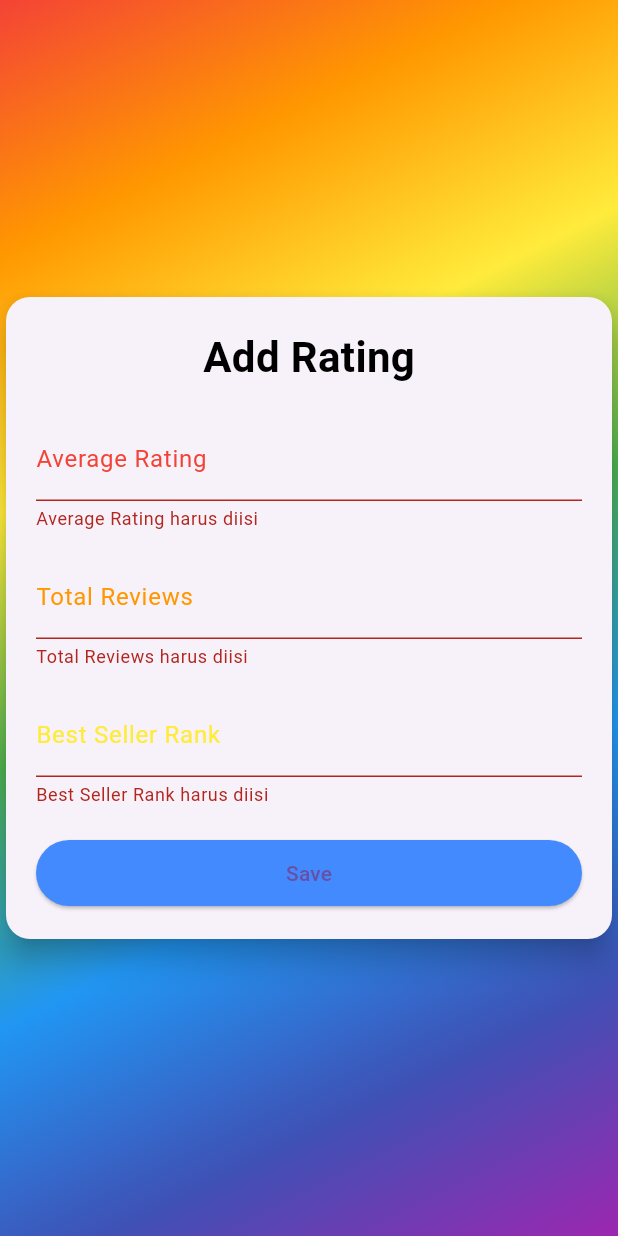
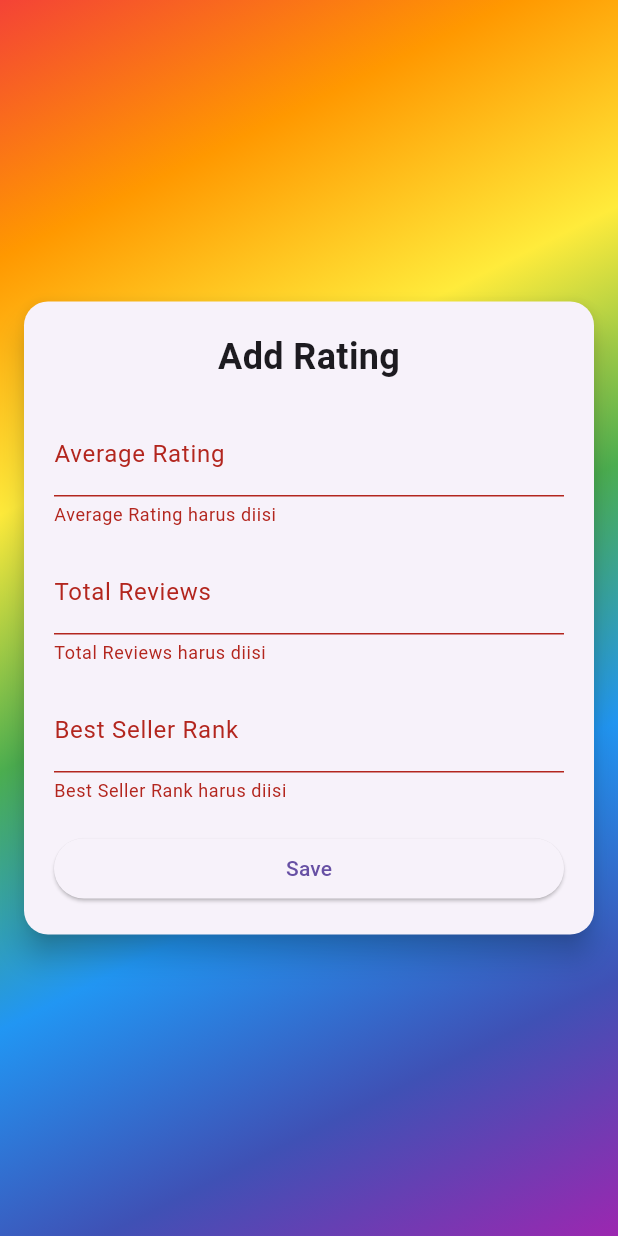
Before and after one commit to cipay15/ResponsiMobile1_Syifa_ShiftD, a Flutter app: the RatingForm screen opened directly, after a tap on "Save", on a phone screen of 412 x 824 dp. Run offline on Flutter 3.47's test engine with Material 3 defaults, Android fonts, the light colour scheme and no system bars; our stand-ins replace shared_preferences; accounts and stored records are empty.

Commit message:
responsi

```diff
--- a/lib/ui/rating_form.dart
+++ b/lib/ui/rating_form.dart
@@ -19,20 +19,6 @@ class _RatingFormState extends State<RatingForm> {
   String judul = "Add Rating";
   String tombolSubmit = "Save";
 
-  // Menyimpan warna untuk label
-  final List<Color> rainbowColors = [
-    Colors.red,
-    Colors.orange,
-    Colors.yellow,
-    Colors.green,
-    Colors.blue,
-    Colors.indigo,
-    Colors.purple,
-  ];
-  late Color averageRatingColor;
-  late Color totalRatingColor;
-  late Color bestRatingColor;
-
   final _averageRatingTextboxController = TextEditingController();
   final _totalRatingTextboxController = TextEditingController();
   final _bestRatingTextboxController = TextEditingController();
@@ -41,13 +27,6 @@ class _RatingFormState extends State<RatingForm> {
   void initState() {
     super.initState();
     isUpdate();
-    _initializeColors();
-  }
-
-  void _initializeColors() {
-    averageRatingColor = rainbowColors[0];
-    totalRatingColor = rainbowColors[1];
-    bestRatingColor = rainbowColors[2];
   }
 
   @override
@@ -99,19 +78,18 @@ class _RatingFormState extends State<RatingForm> {
               shape: RoundedRectangleBorder(
                 borderRadius: BorderRadius.circular(16),
               ),
+              margin: const EdgeInsets.all(16.0),
               child: Padding(
                 padding: const EdgeInsets.all(20.0),
                 child: Form(
                   key: _formKey,
                   child: Column(
-                    mainAxisSize: MainAxisSize.min,
                     children: [
                       Text(
                         judul,
                         style: TextStyle(
-                          fontSize: 28,
+                          fontSize: 24,
                           fontWeight: FontWeight.bold,
-                          color: Colors.black,
                         ),
                       ),
                       const SizedBox(height: 20),
@@ -134,30 +112,20 @@ class _RatingFormState extends State<RatingForm> {
   }
 
   Widget _averageRatingTextField() {
-    return _buildTextField(
-        "Average Rating", _averageRatingTextboxController, averageRatingColor);
+    return _buildTextField("Average Rating", _averageRatingTextboxController);
   }
 
   Widget _totalRatingTextField() {
-    return _buildTextField(
-        "Total Reviews", _totalRatingTextboxController, totalRatingColor);
+    return _buildTextField("Total Reviews", _totalRatingTextboxController);
   }
 
   Widget _bestRatingTextField() {
-    return _buildTextField(
-        "Best Seller Rank", _bestRatingTextboxController, bestRatingColor);
+    return _buildTextField("Best Seller Rank", _bestRatingTextboxController);
   }
 
-  Widget _buildTextField(
-      String label, TextEditingController controller, Color labelColor) {
+  Widget _buildTextField(String label, TextEditingController controller) {
     return TextFormField(
-      decoration: InputDecoration(
-        labelText: label,
-        labelStyle: TextStyle(color: labelColor),
-        focusedBorder: UnderlineInputBorder(
-          borderSide: BorderSide(color: labelColor),
-        ),
-      ),
+      decoration: InputDecoration(labelText: label),
       keyboardType: TextInputType.number,
       controller: controller,
       validator: (value) {
@@ -173,19 +141,15 @@ class _RatingFormState extends State<RatingForm> {
     return Container(
       width: double.infinity,
       child: ElevatedButton(
-        style: ElevatedButton.styleFrom(
-          padding: const EdgeInsets.symmetric(vertical: 12),
-          backgroundColor: Colors.blueAccent,
-        ),
         child: Text(tombolSubmit),
         onPressed: () {
           var validate = _formKey.currentState!.validate();
           if (validate) {
             if (!_isLoading) {
               if (widget.rating != null) {
-                // Tambahkan logika update produk di sini jika diperlukan
+                ubah(); // Panggil fungsi ubah() saat update
               } else {
-                simpan();
+                simpan(); // Panggil fungsi simpan() saat create
               }
             }
           }
@@ -224,4 +188,32 @@ class _RatingFormState extends State<RatingForm> {
       });
     });
   }
+
+  void ubah() {
+    setState(() {
+      _isLoading = true;
+    });
+    Rating updateRating = Rating(id: widget.rating!.id!);
+    updateRating.averageRating =
+        int.parse(_averageRatingTextboxController.text);
+    updateRating.totalRating = int.parse(_totalRatingTextboxController.text);
+    updateRating.bestRating = int.parse(_bestRatingTextboxController.text);
+
+    RatingBloc.updateRating(rating: updateRating).then((value) {
+      Navigator.of(context).push(MaterialPageRoute(
+        builder: (BuildContext context) => const RatingPage(),
+      ));
+    }, onError: (error) {
+      showDialog(
+        context: context,
+        builder: (BuildContext context) => const WarningDialog(
+          description: "Permintaan ubah data gagal, silahkan coba lagi",
+        ),
+      );
+    }).whenComplete(() {
+      setState(() {
+        _isLoading = false;
+      });
+    });
+  }
 }
```
Also changed, not shown: lib/bloc/rating_bloc.dart (+6 -8 lines), edit.png (added), edit2.png (added), 1 other file.
